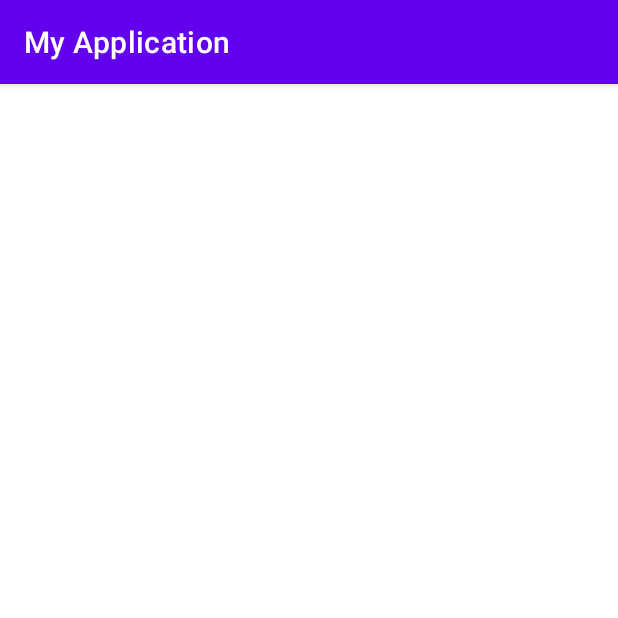
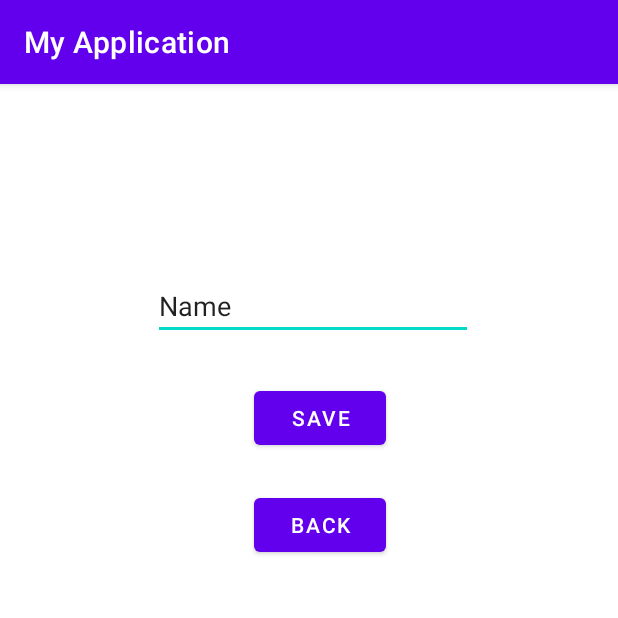
Before and after one commit to nabaraj999/BCA-SIXTH-, an Android app: the AddUserActivity screen opened directly, with no data from a screen before it, on a phone screen of 412 x 824 dp, the top half of it. Run offline under Robolectric (Android 15) with nearby library versions, the light colour scheme and no system bars.

Commit message:
Updated code and fixed bugs

```diff
--- a/app/src/main/java/com/example/myapplication/result/back/ParentActivity.java
+++ b/app/src/main/java/com/example/myapplication/result/back/ParentActivity.java
@@ -1,6 +1,9 @@
 package com.example.myapplication.result.back;
 
+import android.content.Intent;
 import android.os.Bundle;
+import android.view.View;
+import android.widget.Button;
 
 import androidx.activity.EdgeToEdge;
 import androidx.appcompat.app.AppCompatActivity;
@@ -22,5 +25,10 @@ public class ParentActivity extends AppCompatActivity {
             v.setPadding(systemBars.left, systemBars.top, systemBars.right, systemBars.bottom);
             return insets;
         });
+
+    }
+
+    public void btnAddUser(View view) {
+        new Intent(ParentActivity.this,AddUserActivity.class);
     }
 }
--- a/app/src/main/res/layout/activity_add_user.xml
+++ b/app/src/main/res/layout/activity_add_user.xml
@@ -7,4 +7,41 @@
     android:layout_height="match_parent"
     tools:context=".result.back.AddUserActivity">
 
+    <Button
+        android:id="@+id/button"
+        android:layout_width="wrap_content"
+        android:layout_height="wrap_content"
+        android:layout_marginStart="166dp"
+        android:layout_marginTop="28dp"
+        android:layout_marginEnd="152dp"
+        android:text="Save"
+        app:layout_constraintEnd_toEndOf="parent"
+        app:layout_constraintStart_toStartOf="parent"
+        app:layout_constraintTop_toBottomOf="@+id/editTextText" />
+
+    <EditText
+        android:id="@+id/editTextText"
+        android:layout_width="wrap_content"
+        android:layout_height="wrap_content"
+        android:layout_marginStart="103dp"
+        android:layout_marginTop="125dp"
+        android:layout_marginEnd="98dp"
+        android:ems="10"
+        android:inputType="text"
+        android:text="Name"
+        app:layout_constraintEnd_toEndOf="parent"
+        app:layout_constraintStart_toStartOf="parent"
+        app:layout_constraintTop_toTopOf="parent" />
+
+    <Button
+        android:id="@+id/button3"
+        android:layout_width="wrap_content"
+        android:layout_height="wrap_content"
+        android:layout_marginStart="166dp"
+        android:layout_marginTop="23dp"
+        android:layout_marginEnd="152dp"
+        android:text="BAck"
+        app:layout_constraintEnd_toEndOf="parent"
+        app:layout_constraintStart_toStartOf="parent"
+        app:layout_constraintTop_toBottomOf="@+id/button" />
 </androidx.constraintlayout.widget.ConstraintLayout>
--- a/app/src/main/res/layout/activity_parent.xml
+++ b/app/src/main/res/layout/activity_parent.xml
@@ -7,4 +7,16 @@
     android:layout_height="match_parent"
     tools:context=".result.back.ParentActivity">
 
+    <Button
+
+        android:layout_width="wrap_content"
+        android:layout_height="wrap_content"
+        android:layout_marginStart="155dp"
+        android:layout_marginTop="118dp"
+        android:layout_marginEnd="163dp"
+        android:onClick="btnAddUser"
+        android:text="Button"
+        app:layout_constraintEnd_toEndOf="parent"
+        app:layout_constraintStart_toStartOf="parent"
+        app:layout_constraintTop_toTopOf="parent" />
 </androidx.constraintlayout.widget.ConstraintLayout>
```
